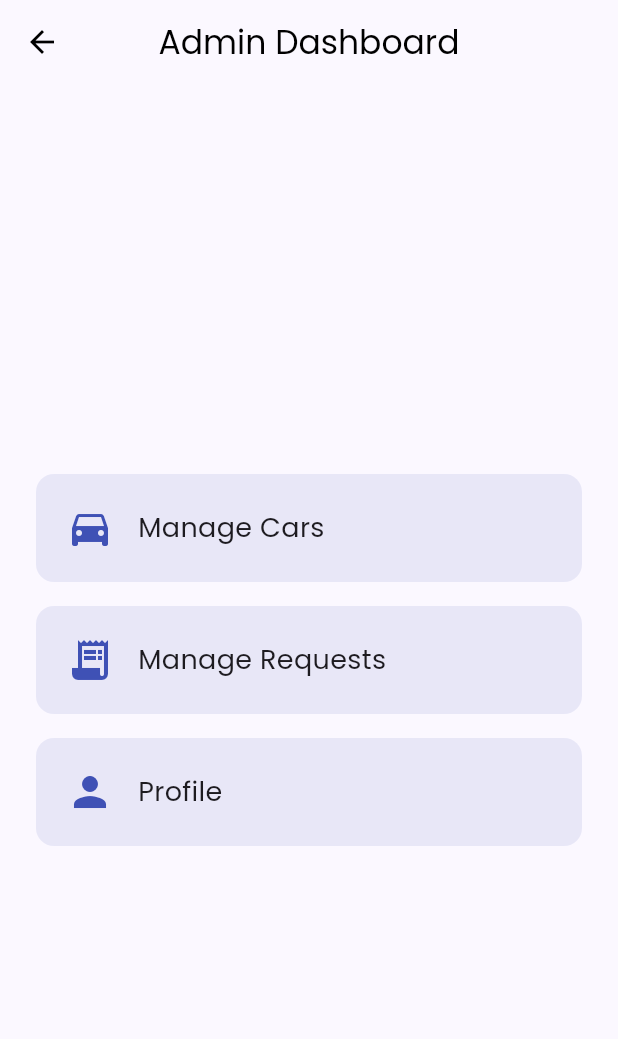
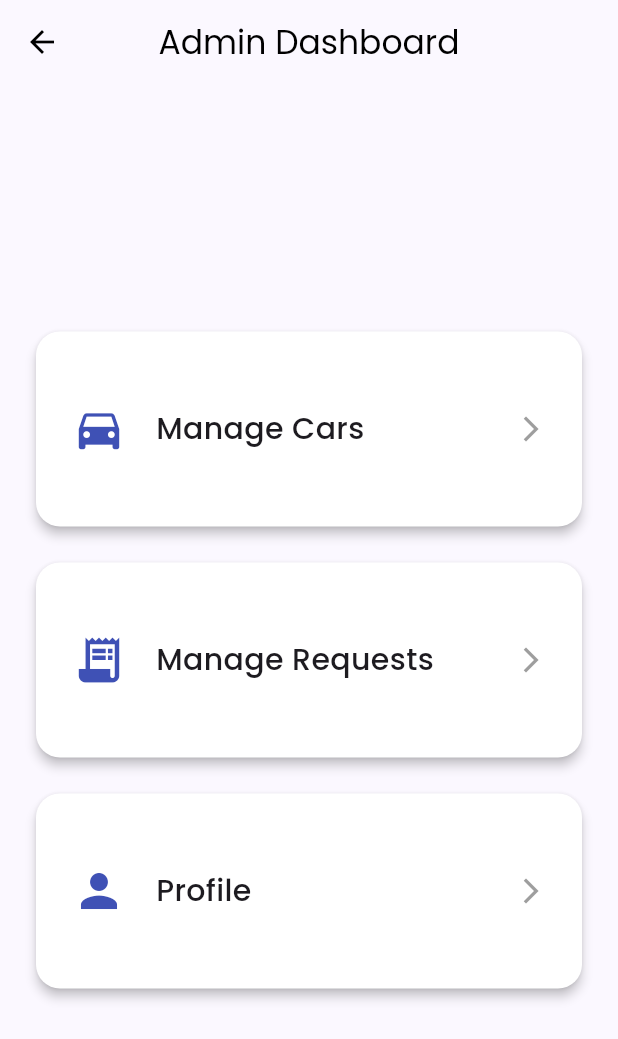
Before and after one commit to bscs23174/rent_a_car, a Flutter app: the AdminHomeScreen screen opened by its route, on a phone screen of 412 x 824 dp. Shown: the top 1039 px of the screen. Run offline on Flutter 3.47's test engine with Material 3 defaults, Android fonts, the phone set to English and light mode, and no system bars; our stand-ins replace cloud_firestore, firebase_auth, firebase_core, google_fonts; accounts and stored records are empty.

Commit message:
Grid layout for visual balance.
Hero cards with icons + elevation + hover feel.

Consistent spacing, shadows, fonts.

Subtle animations for polish.

```diff
--- a/lib/screens/admin/admin_home_screen.dart
+++ b/lib/screens/admin/admin_home_screen.dart
@@ -1,70 +1,91 @@
 import 'package:flutter/material.dart';
+import 'package:google_fonts/google_fonts.dart';
 
 class AdminHomeScreen extends StatelessWidget {
   const AdminHomeScreen({super.key});
 
   @override
   Widget build(BuildContext context) {
+    final tiles = [
+      _DashboardTile(
+        icon: Icons.directions_car,
+        label: 'Manage Cars',
+        onTap: () => Navigator.pushNamed(context, '/manageCars'),
+      ),
+      _DashboardTile(
+        icon: Icons.receipt_long,
+        label: 'Manage Requests',
+        onTap: () => Navigator.pushNamed(context, '/manageRequests'),
+      ),
+      _DashboardTile(
+        icon: Icons.person,
+        label: 'Profile',
+        onTap: () => Navigator.pushNamed(context, '/profile'),
+      ),
+    ];
+
     return Scaffold(
       appBar: AppBar(
         title: const Text('Admin Dashboard'),
+        centerTitle: true,
       ),
       body: Padding(
         padding: const EdgeInsets.all(24),
-        child: Column(
-          mainAxisAlignment: MainAxisAlignment.center,
-          children: [
-            _buildTile(
-              icon: Icons.directions_car,
-              label: 'Manage Cars',
-              onTap: () {
-                Navigator.pushNamed(context, '/manageCars');
-              },
-            ),
-            const SizedBox(height: 16),
-            _buildTile(
-              icon: Icons.receipt_long,
-              label: 'Manage Requests',
-              onTap: () {
-                Navigator.pushNamed(context, '/manageRequests');
-              },
-            ),
-            const SizedBox(height: 16),
-            _buildTile(
-              icon: Icons.person,
-              label: 'Profile',
-              onTap: () {
-                Navigator.pushNamed(context, '/profile');
-              },
-            ),
-          ],
-        ),
-      ),
-    );
-  }
-
-  Widget _buildTile({
-    required IconData icon,
-    required String label,
-    required VoidCallback onTap,
-  }) {
-    return InkWell(
-      onTap: onTap,
-      borderRadius: BorderRadius.circular(12),
-      child: Container(
-        padding: const EdgeInsets.all(20),
-        decoration: BoxDecoration(
-          color: Colors.indigo.withOpacity(0.1),
-          borderRadius: BorderRadius.circular(12),
-        ),
-        child: Row(
-          children: [
-            Icon(icon, size: 32, color: Colors.indigo),
-            const SizedBox(width: 16),
-            Text(label, style: const TextStyle(fontSize: 18)),
-          ],
+        child: Center(
+          child: GridView.count(
+            crossAxisCount: 1, // Use 2 if you want two tiles side by side
+            crossAxisSpacing: 24,
+            mainAxisSpacing: 24,
+            childAspectRatio: 2.8,
+            shrinkWrap: true,
+            children: tiles,
+          ),
         ),
       ),
     );
   }
 }
+
+class _DashboardTile extends StatelessWidget {
+  final IconData icon;
+  final String label;
+  final VoidCallback onTap;
+
+  const _DashboardTile({
+    required this.icon,
+    required this.label,
+    required this.onTap,
+  });
+
+  @override
+  Widget build(BuildContext context) {
+    return Material(
+      elevation: 3,
+      color: Colors.white,
+      borderRadius: BorderRadius.circular(16),
+      child: InkWell(
+        borderRadius: BorderRadius.circular(16),
+        onTap: onTap,
+        splashColor: Colors.indigo.withOpacity(0.2),
+        child: Padding(
+          padding: const EdgeInsets.symmetric(horizontal: 24, vertical: 20),
+          child: Row(
+            children: [
+              Icon(icon, size: 36, color: Colors.indigo),
+              const SizedBox(width: 20),
+              Text(
+                label,
+                style: GoogleFonts.poppins(
+                  fontSize: 20,
+                  fontWeight: FontWeight.w500,
+                ),
+              ),
+              const Spacer(),
+              const Icon(Icons.arrow_forward_ios, size: 20, color: Colors.grey),
+            ],
+          ),
+        ),
+      ),
+    );
+  }
+}
```
